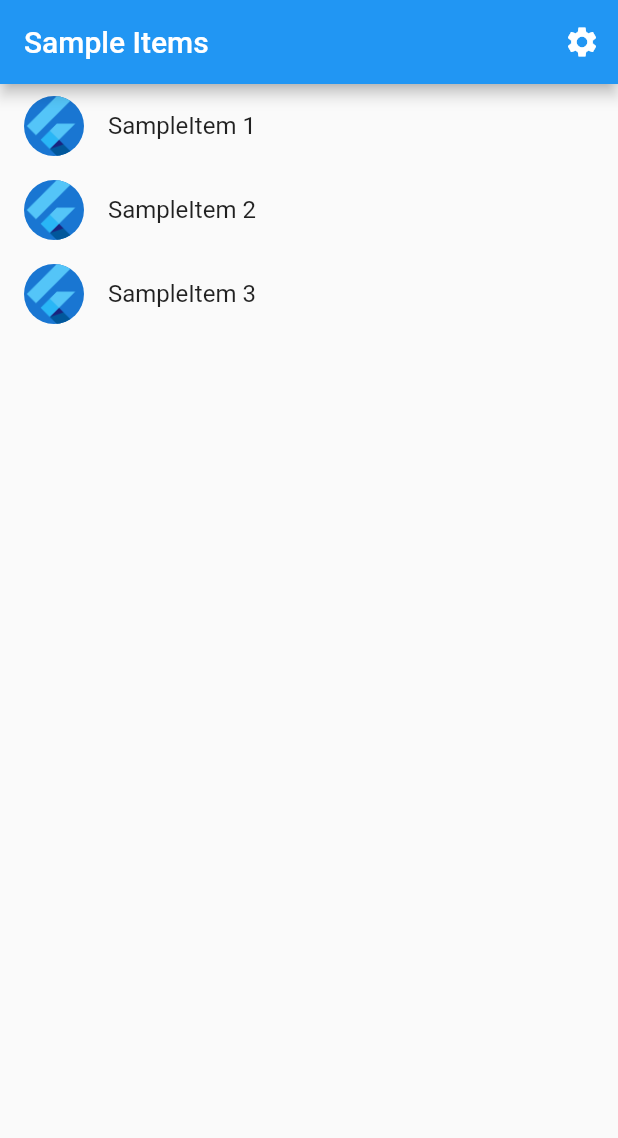
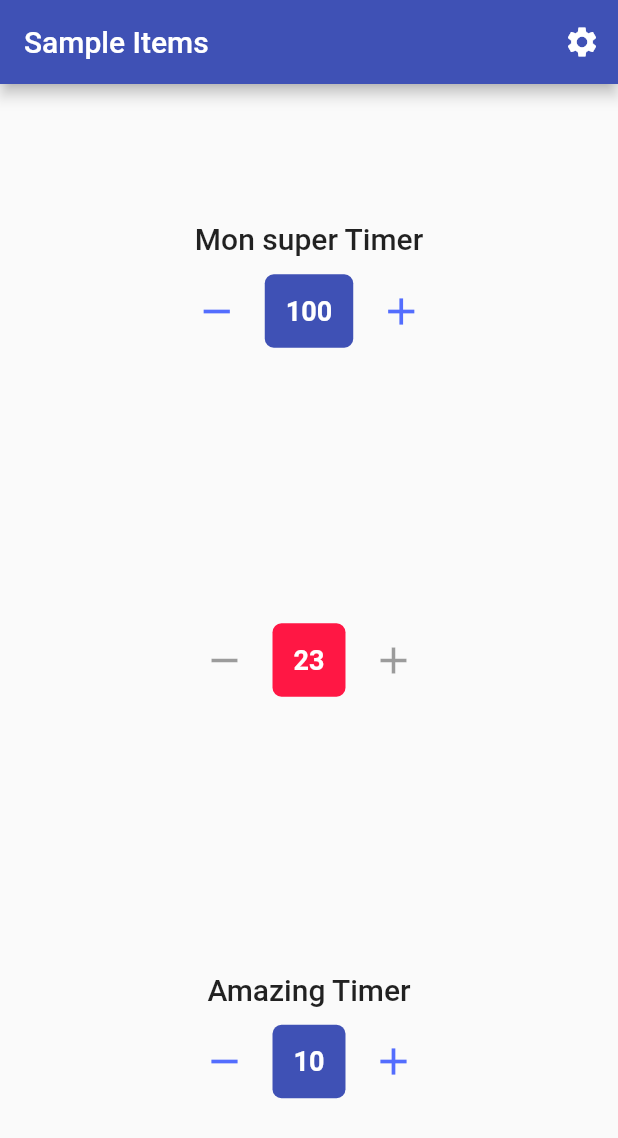
Before and after one commit to 5im0n/amazing-counters, a Flutter app: the screen it shows after launch, on a phone screen of 412 x 824 dp. Shown: the top 1138 px of the screen. Run offline on Flutter 3.47's test engine with Material 2 defaults, Android fonts, the phone set to English and light mode, and no system bars; generated files the repository leaves out were written again.

Commit message:
feat(countDownTimer): create widget

```diff
--- a/lib/src/app.dart
+++ b/lib/src/app.dart
@@ -2,8 +2,7 @@ import 'package:flutter/material.dart';
 import 'package:flutter_gen/gen_l10n/app_localizations.dart';
 import 'package:flutter_localizations/flutter_localizations.dart';
 
-import 'sample_feature/sample_item_details_view.dart';
-import 'sample_feature/sample_item_list_view.dart';
+import 'home/home.dart';
 import 'settings/settings_controller.dart';
 import 'settings/settings_view.dart';
 
@@ -42,7 +41,8 @@ class MyApp extends StatelessWidget {
             GlobalCupertinoLocalizations.delegate,
           ],
           supportedLocales: const [
-            Locale('en', ''), // English, no country code
+            Locale('en', ''),
+            Locale('fr', ''),
           ],
 
           // Use AppLocalizations to configure the correct application title
@@ -50,14 +50,21 @@ class MyApp extends StatelessWidget {
           //
           // The appTitle is defined in .arb files found in the localization
           // directory.
-          onGenerateTitle: (BuildContext context) =>
-              AppLocalizations.of(context)!.appTitle,
+          onGenerateTitle: (BuildContext context) => AppLocalizations.of(context)!.appTitle,
 
           // Define a light and dark color theme. Then, read the user's
           // preferred ThemeMode (light, dark, or system default) from the
           // SettingsController to display the correct theme.
-          theme: ThemeData(),
-          darkTheme: ThemeData.dark(),
+          theme: ThemeData(
+              appBarTheme: const AppBarTheme(
+            backgroundColor: Colors.indigo,
+            foregroundColor: Colors.white,
+          )),
+          darkTheme: ThemeData.dark().copyWith(
+              appBarTheme: const AppBarTheme(
+            backgroundColor: Colors.black54,
+            foregroundColor: Colors.indigoAccent,
+          )),
           themeMode: settingsController.themeMode,
 
           // Define a function to handle named routes in order to support
@@ -69,11 +76,9 @@ class MyApp extends StatelessWidget {
                 switch (routeSettings.name) {
                   case SettingsView.routeName:
                     return SettingsView(controller: settingsController);
-                  case SampleItemDetailsView.routeName:
-                    return const SampleItemDetailsView();
-                  case SampleItemListView.routeName:
+                  case HomeView.routeName:
                   default:
-                    return const SampleItemListView();
+                    return const HomeView();
                 }
               },
             );
--- /dev/null
+++ b/lib/src/home/count_down_timer.dart
@@ -0,0 +1,136 @@
+import 'dart:async';
+import 'package:flutter/material.dart';
+
+const defaultTimer = 60;
+
+class CountdownTimer extends StatefulWidget {
+  const CountdownTimer({super.key, this.title, int? time, bool? autoStart})
+      : time = time ?? defaultTimer,
+        autoStart = autoStart ?? false;
+
+  // Question il y a t'il possibilité dans une redirection de constructeur de ne pas ré-écrire tous les paramètres ?
+  const CountdownTimer.amazing({key, int? time, bool? autoStart})
+      : this(key: key, title: 'Amazing Timer', time: time, autoStart: autoStart);
+
+  final String? title;
+  final bool autoStart;
+  final int time;
+
+  @override
+  State<CountdownTimer> createState() => _CountdownTimerState();
+}
+
+class _CountdownTimerState extends State<CountdownTimer> {
+  late int remainingSeconds = widget.time;
+  Timer? countdownTimer;
+
+  @override
+  void initState() {
+    super.initState();
+
+    if (widget.autoStart) {
+      _startTimer();
+    }
+  }
+
+  @override
+  void dispose() {
+    super.dispose();
+    countdownTimer?.cancel();
+  }
+
+  bool _isTimerActive() => countdownTimer != null && countdownTimer!.isActive;
+
+  void _startTimer() {
+    setState(() => {countdownTimer = Timer.periodic(const Duration(seconds: 1), (_) => _decrementTimer())});
+  }
+
+  void _stopTimer() {
+    setState(() => countdownTimer!.cancel());
+  }
+
+  void _toggleTimer() {
+    if (_isTimerActive()) {
+      return _stopTimer();
+    }
+    _startTimer();
+  }
+
+  void _resetTimer() {
+    if (_isTimerActive()) {
+      _stopTimer();
+    }
+
+    setState(() {
+      remainingSeconds = widget.time;
+    });
+  }
+
+  void _incrementTimer() {
+    setState(() {
+      remainingSeconds++;
+    });
+  }
+
+  void _decrementTimer() {
+    setState(() {
+      remainingSeconds--;
+    });
+  }
+
+  @override
+  Widget build(BuildContext context) {
+    return Column(mainAxisAlignment: MainAxisAlignment.center, children: [
+      if (widget.title != null) ...[
+        Text(widget.title!, style: Theme.of(context).textTheme.headline6),
+        const SizedBox(height: 12)
+      ],
+      Row(mainAxisAlignment: MainAxisAlignment.center, children: [
+        TimerButton(callback: _decrementTimer, icon: Icons.remove, disabled: _isTimerActive()),
+        GestureDetector(
+            onTap: _toggleTimer,
+            onLongPress: _resetTimer,
+            child: Container(
+              padding: const EdgeInsets.all(14),
+              decoration: BoxDecoration(
+                borderRadius: BorderRadius.circular(6),
+                color: _isTimerActive() ? Colors.redAccent.shade400 : Colors.indigo,
+              ),
+              child: Text(
+                '$remainingSeconds',
+                style: const TextStyle(color: Colors.white, fontSize: 18, fontWeight: FontWeight.bold),
+              ),
+            )),
+        TimerButton(callback: _incrementTimer, icon: Icons.add, disabled: _isTimerActive())
+      ])
+    ]);
+  }
+}
+
+class TimerButton extends StatelessWidget {
+  const TimerButton({
+    super.key,
+    required this.callback,
+    required this.icon,
+    this.disabled = false,
+  });
+
+  final Function callback;
+  final IconData icon;
+  final bool disabled;
+
+  @override
+  Widget build(BuildContext context) {
+    return TextButton(
+        style: TextButton.styleFrom(foregroundColor: Colors.indigoAccent),
+        onPressed: disabled
+            ? null
+            : () {
+                callback();
+              },
+        child: Icon(
+          icon,
+          size: 30,
+        ));
+  }
+}
--- /dev/null
+++ b/lib/src/home/home.dart
@@ -0,0 +1,39 @@
+import 'package:flutter/material.dart';
+
+import '../settings/settings_view.dart';
+import 'count_down_timer.dart';
+
+/// Displays a list of SampleItems.
+class HomeView extends StatelessWidget {
+  const HomeView({
+    super.key,
+  });
+
+  static const routeName = '/';
+
+  @override
+  Widget build(BuildContext context) {
+    return Scaffold(
+      appBar: AppBar(
+        title: const Text('Sample Items'),
+        actions: [
+          IconButton(
+            icon: const Icon(Icons.settings),
+            onPressed: () {
+              // Navigate to the settings page. If the user leaves and returns
+              // to the app after it has been killed while running in the
+              // background, the navigation stack is restored.
+              Navigator.restorablePushNamed(context, SettingsView.routeName);
+            },
+          ),
+        ],
+      ),
+      body: Center(
+          child: Column(mainAxisAlignment: MainAxisAlignment.spaceAround, children: const [
+        CountdownTimer(time: 100, title: 'Mon super Timer'),
+        CountdownTimer(time: 30, autoStart: true),
+        CountdownTimer.amazing(time: 10),
+      ])),
+    );
+  }
+}
--- a/lib/src/localization/app_en.arb
+++ b/lib/src/localization/app_en.arb
@@ -1,5 +1,5 @@
 {
-  "appTitle": "amazing_counters",
+  "appTitle": "Amazing Counters",
   "@appTitle": {
     "description": "The title of the application"
   }
--- /dev/null
+++ b/lib/src/localization/app_fr.arb
@@ -0,0 +1,3 @@
+{
+  "appTitle": "Amazing Counters"
+}
--- a/lib/src/sample_feature/sample_item.dart
+++ /dev/null
@@ -1,6 +0,0 @@
-/// A placeholder class that represents an entity or model.
-class SampleItem {
-  const SampleItem(this.id);
-
-  final int id;
-}
--- a/lib/src/sample_feature/sample_item_list_view.dart
+++ /dev/null
@@ -1,71 +0,0 @@
-import 'package:flutter/material.dart';
-
-import '../settings/settings_view.dart';
-import 'sample_item.dart';
-import 'sample_item_details_view.dart';
-
-/// Displays a list of SampleItems.
-class SampleItemListView extends StatelessWidget {
-  const SampleItemListView({
-    super.key,
-    this.items = const [SampleItem(1), SampleItem(2), SampleItem(3)],
-  });
-
-  static const routeName = '/';
-
-  final List<SampleItem> items;
-
-  @override
-  Widget build(BuildContext context) {
-    return Scaffold(
-      appBar: AppBar(
-        title: const Text('Sample Items'),
-        actions: [
-          IconButton(
-            icon: const Icon(Icons.settings),
-            onPressed: () {
-              // Navigate to the settings page. If the user leaves and returns
-              // to the app after it has been killed while running in the
-              // background, the navigation stack is restored.
-              Navigator.restorablePushNamed(context, SettingsView.routeName);
-            },
-          ),
-        ],
-      ),
-
-      // To work with lists that may contain a large number of items, it’s best
-      // to use the ListView.builder constructor.
-      //
-      // In contrast to the default ListView constructor, which requires
-      // building all Widgets up front, the ListView.builder constructor lazily
-      // builds Widgets as they’re scrolled into view.
-      body: ListView.builder(
-        // Providing a restorationId allows the ListView to restore the
-        // scroll position when a user leaves and returns to the app after it
-        // has been killed while running in the background.
-        restorationId: 'sampleItemListView',
-        itemCount: items.length,
-        itemBuilder: (BuildContext context, int index) {
-          final item = items[index];
-
-          return ListTile(
-            title: Text('SampleItem ${item.id}'),
-            leading: const CircleAvatar(
-              // Display the Flutter Logo image asset.
-              foregroundImage: AssetImage('assets/images/flutter_logo.png'),
-            ),
-            onTap: () {
-              // Navigate to the details page. If the user leaves and returns to
-              // the app after it has been killed while running in the
-              // background, the navigation stack is restored.
-              Navigator.restorablePushNamed(
-                context,
-                SampleItemDetailsView.routeName,
-              );
-            }
-          );
-        },
-      ),
-    );
-  }
-}
```
Also changed, not shown: lib/src/sample_feature/sample_item_details_view.dart (deleted, +0 -20 lines).
